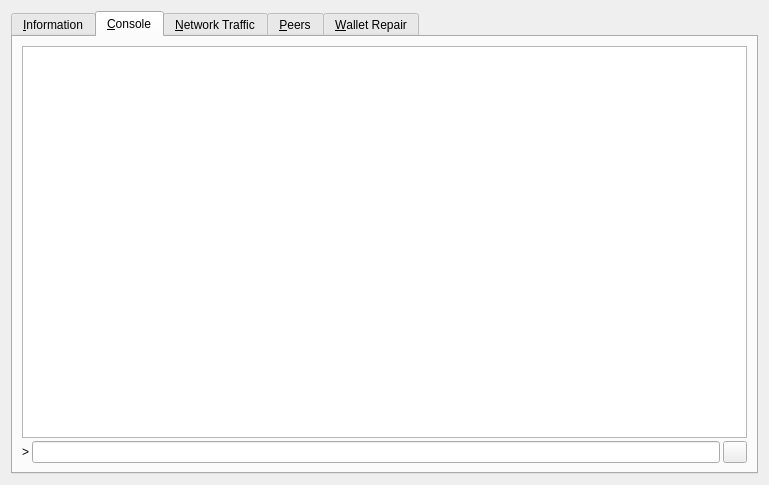
Qt form src/qt/forms/debugwindow.ui (securetag/securetag) before a commit.
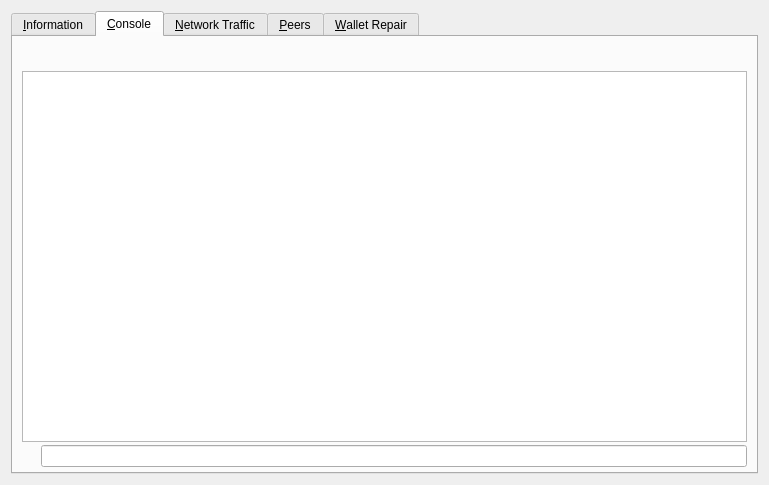
The same form after that commit. The open tabs and pages were chosen to show the change. Icons and pictures are not drawn. Custom widgets are drawn as their Qt base class.

```diff
--- a/src/qt/forms/debugwindow.ui
+++ b/src/qt/forms/debugwindow.ui
@@ -438,6 +438,125 @@
        <property name="spacing">
         <number>3</number>
        </property>
+       <property name="bottomMargin">
+        <number>5</number>
+       </property>
+       <item>
+        <layout class="QHBoxLayout" name="horizontalLayout">
+         <property name="spacing">
+          <number>4</number>
+         </property>
+         <item>
+          <spacer name="horizontalSpacer">
+           <property name="orientation">
+            <enum>Qt::Horizontal</enum>
+           </property>
+           <property name="sizeHint" stdset="0">
+            <size>
+             <width>40</width>
+             <height>20</height>
+            </size>
+           </property>
+          </spacer>
+         </item>
+         <item>
+          <widget class="QPushButton" name="fontSmallerButton">
+           <property name="maximumSize">
+            <size>
+             <width>24</width>
+             <height>24</height>
+            </size>
+           </property>
+           <property name="text">
+            <string/>
+           </property>
+           <property name="toolTip">
+            <string>Decrease font size</string>
+           </property>
+           <property name="icon">
+            <iconset resource="../bitcoin.qrc">
+             <normaloff>:/icons/fontsmaller</normaloff>:/icons/fontsmaller</iconset>
+           </property>
+           <property name="iconSize">
+            <size>
+             <width>24</width>
+             <height>16</height>
+            </size>
+           </property>
+           <property name="autoDefault">
+            <bool>false</bool>
+           </property>
+           <property name="flat">
+            <bool>true</bool>
+           </property>
+          </widget>
+         </item>
+         <item>
+          <widget class="QPushButton" name="fontBiggerButton">
+           <property name="maximumSize">
+            <size>
+             <width>24</width>
+             <height>24</height>
+            </size>
+           </property>
+           <property name="toolTip">
+            <string>Increase font size</string>
+           </property>
+           <property name="text">
+            <string/>
+           </property>
+           <property name="icon">
+            <iconset resource="../bitcoin.qrc">
+             <normaloff>:/icons/fontbigger</normaloff>:/icons/fontbigger</iconset>
+           </property>
+           <property name="iconSize">
+            <size>
+             <width>24</width>
+             <height>16</height>
+            </size>
+           </property>
+           <property name="autoDefault">
+            <bool>false</bool>
+           </property>
+           <property name="flat">
+            <bool>true</bool>
+           </property>
+          </widget>
+         </item>
+         <item>
+          <widget class="QPushButton" name="clearButton">
+           <property name="maximumSize">
+            <size>
+             <width>24</width>
+             <height>24</height>
+            </size>
+           </property>
+           <property name="toolTip">
+            <string>Clear console</string>
+           </property>
+           <property name="layoutDirection">
+            <enum>Qt::LeftToRight</enum>
+           </property>
+           <property name="text">
+            <string/>
+           </property>
+           <property name="icon">
+            <iconset resource="../bitcoin.qrc">
+             <normaloff>:/icons/remove</normaloff>:/icons/remove</iconset>
+           </property>
+           <property name="shortcut">
+            <string notr="true">Ctrl+L</string>
+           </property>
+           <property name="autoDefault">
+            <bool>false</bool>
+           </property>
+           <property name="flat">
+            <bool>true</bool>
+           </property>
+          </widget>
+         </item>
+        </layout>
+       </item>
        <item>
         <widget class="QTextEdit" name="messagesWidget">
          <property name="minimumSize">
@@ -458,25 +577,18 @@
         </widget>
        </item>
        <item>
-        <layout class="QHBoxLayout" name="horizontalLayout">
+        <layout class="QHBoxLayout" name="horizontalLayoutPrompt">
          <property name="spacing">
           <number>3</number>
          </property>
          <item>
-          <widget class="QLabel" name="label">
-           <property name="text">
-            <string notr="true">&gt;</string>
+          <widget class="QPushButton" name="promptIcon">
+           <property name="enabled">
+            <bool>false</bool>
            </property>
-          </widget>
-         </item>
-         <item>
-          <widget class="QLineEdit" name="lineEdit"/>
-         </item>
-         <item>
-          <widget class="QPushButton" name="clearButton">
            <property name="maximumSize">
             <size>
-             <width>24</width>
+             <width>16</width>
              <height>24</height>
             </size>
            </property>
@@ -490,11 +602,24 @@
             <iconset resource="../securetag.qrc">
              <normaloff>:/icons/drkblue/remove</normaloff>:/icons/drkblue/remove</iconset>
            </property>
-           <property name="shortcut">
-            <string notr="true">Ctrl+L</string>
+           <property name="iconSize">
+            <size>
+             <width>14</width>
+             <height>14</height>
+            </size>
            </property>
            <property name="autoDefault">
             <bool>false</bool>
+           </property>
+           <property name="flat">
+            <bool>true</bool>
+           </property>
+          </widget>
+         </item>
+         <item>
+          <widget class="QLineEdit" name="lineEdit">
+           <property name="placeholderText">
+            <string/>
            </property>
           </widget>
          </item>
```
Left out of the diff: 125 changed lines with no effect on the pictures.
